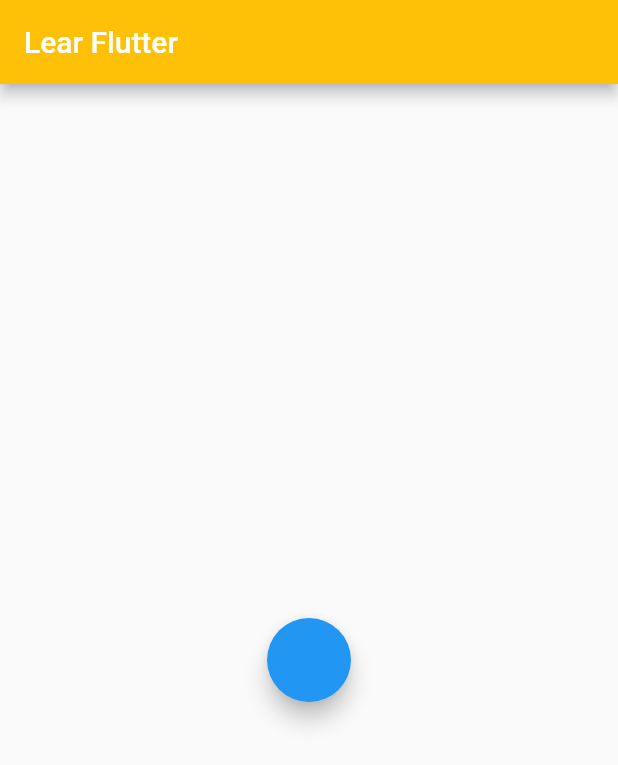
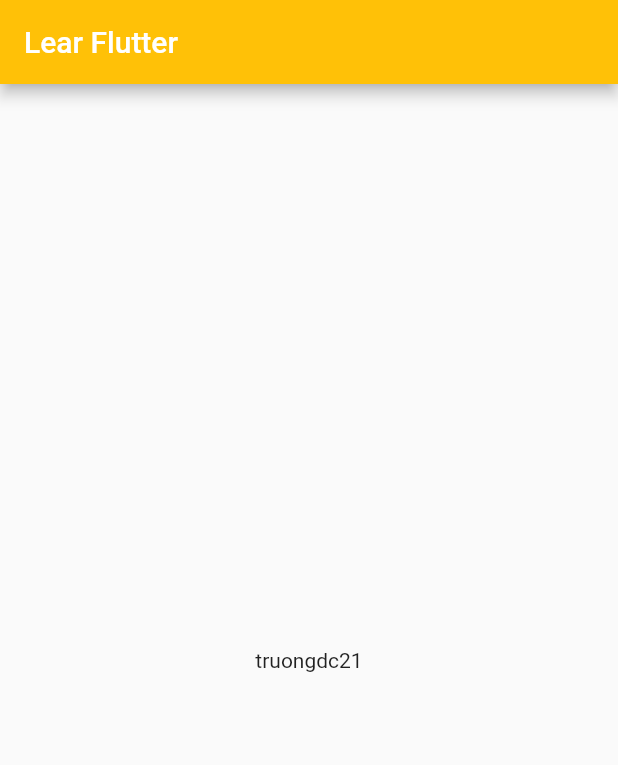
Before and after one commit to truongdc21/learningFlutter, a Flutter app: the screen it shows after launch, on a phone screen of 412 x 824 dp. Shown: the top 765 px of the screen. Run offline on Flutter 3.47's test engine with Material 2 defaults, Android fonts, the phone set to English and light mode, and no system bars.

Commit message:
Learn Text

```diff
--- a/lib/main.dart
+++ b/lib/main.dart
@@ -9,7 +9,7 @@ void main() {
           title: const Text("Lear Flutter"),
         ),
         body: Center(
-          child: MyWidget2(false),
+          child: MyWidget(),
         ),
       ),
     ),
@@ -19,53 +19,12 @@ void main() {
 
 /// Stateless *
 class MyWidget extends StatelessWidget {
-  final bool isLoading;
-
-  MyWidget(this.isLoading);
 
   @override
   Widget build(BuildContext context) {
-    if (isLoading) {
-      return const CircularProgressIndicator();
-    } else {
-      return const Text(" Stateless");
-    }
+     return const Text(
+       'truongdc21',
+       textAlign: TextAlign.end,
+     );
   }
 }
-
-/// Stateful *
-class MyWidget2 extends StatefulWidget {
-  final bool isLoading;
-
-  MyWidget2(this.isLoading);
-
-  @override
-  State<StatefulWidget> createState() {
-    return MyWidget2State();
-  }
-}
-
-class MyWidget2State extends State<MyWidget2> {
-
-  late bool _localLoading ;
-
-  /// initSate is function run before function @build
-  @override
-  void initState() {
-    super.initState();
-    _localLoading = widget.isLoading;
-  }
-
-  @override
-  Widget build(BuildContext context) {
-    return _localLoading
-        ? const CircularProgressIndicator()
-        : FloatingActionButton(onPressed: onClickButton);
-  }
-
-  void onClickButton() {
-    setState(() {
-      _localLoading = true ;
-    });
-  }
-}
```
